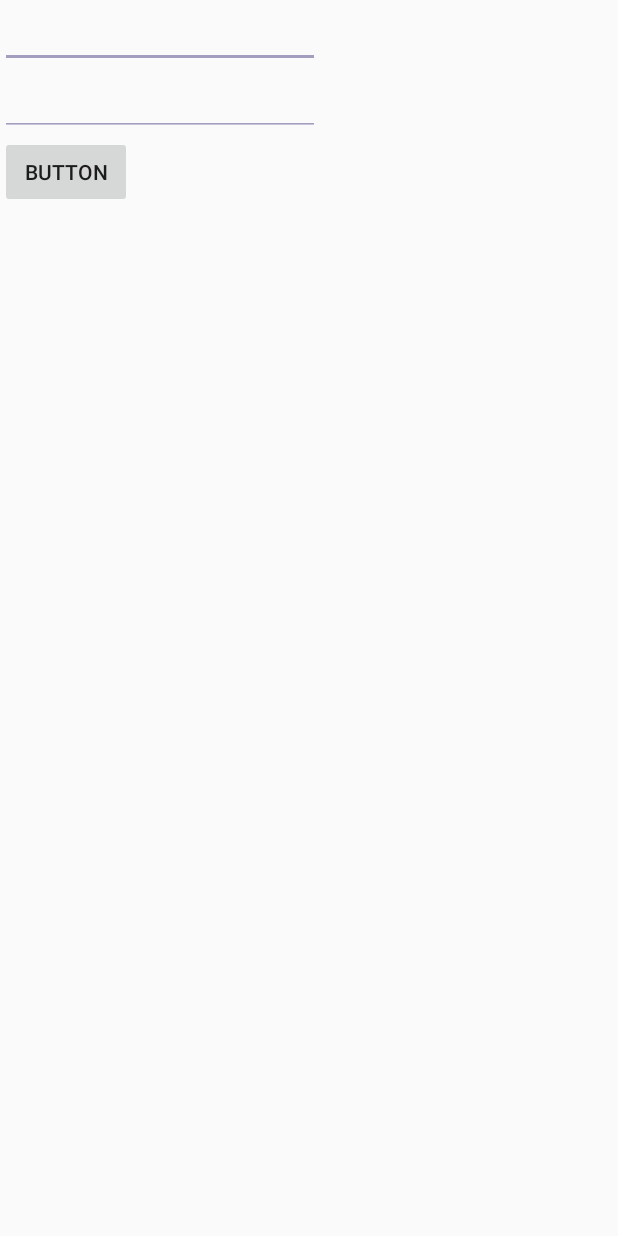
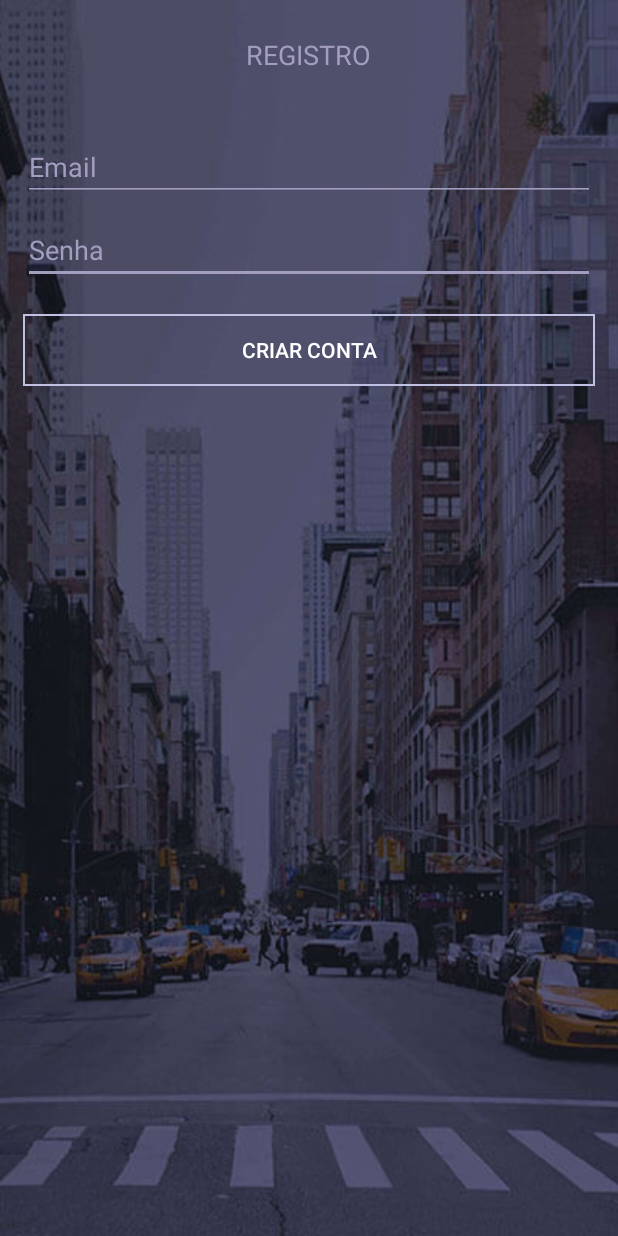
Before and after one commit to stringariSM/minhaComunidade, an Android app: the CadastroUser screen opened directly, with no data from a screen before it, on a phone screen of 412 x 824 dp. Run offline under Robolectric (Android 15) with nearby library versions, the light colour scheme and no system bars; our stand-ins replace Firebase (no records; nobody signed in at launch, a user with empty details on screens opened directly); 2 statements that could not run were skipped.

Commit message:
Tela de Cadastro

```diff
--- a/app/src/main/java/com/comunidadeapp/minhacomunidade/CadastroUser.java
+++ b/app/src/main/java/com/comunidadeapp/minhacomunidade/CadastroUser.java
@@ -30,12 +30,14 @@ public class CadastroUser extends AppCompatActivity {
     protected void onCreate(Bundle savedInstanceState) {
         super.onCreate(savedInstanceState);
         setContentView(R.layout.activity_cadastro_user);
+        overridePendingTransition(R.anim.left_go_in, R.anim.left_go_out);
+
         Intent Mensagens = new Intent(this,ServicoMensagens.class);
         startService(Mensagens);
         mAuth = FirebaseAuth.getInstance();
-        btnCriar = (Button) findViewById(R.id.button2);
-        edtEmail = (EditText) findViewById(R.id.editText4);
-        edtSenha = (EditText) findViewById(R.id.editText3);
+        btnCriar = (Button) findViewById(R.id.btnCadastrar);
+        edtEmail = (EditText) findViewById(R.id.editTextEmail);
+        edtSenha = (EditText) findViewById(R.id.editTextSenha);
         btnCriar.setOnClickListener(new View.OnClickListener() {
             @Override
             public void onClick(View v) {
--- a/app/src/main/res/layout/activity_cadastro_user.xml
+++ b/app/src/main/res/layout/activity_cadastro_user.xml
@@ -1,35 +1,73 @@
 <?xml version="1.0" encoding="utf-8"?>
-<LinearLayout xmlns:android="http://schemas.android.com/apk/res/android"
-    xmlns:app="http://schemas.android.com/apk/res-auto"
+<RelativeLayout xmlns:android="http://schemas.android.com/apk/res/android"
     xmlns:tools="http://schemas.android.com/tools"
     android:layout_width="match_parent"
     android:layout_height="match_parent"
     tools:context="com.comunidadeapp.minhacomunidade.CadastroUser"
     android:orientation="vertical">
 
-    <EditText
-        android:id="@+id/editText3"
+    <ImageView
+        android:id="@+id/imageView1"
+        android:layout_width="match_parent"
+        android:layout_height="match_parent"
+        android:scaleType="centerCrop"
+        android:contentDescription="@string/imagem_de_fundo"
+        android:src="@drawable/city_background"
+        android:layout_alignParentTop="true"
+        android:layout_alignParentStart="true" />
+
+    <TextView
+        android:id="@+id/textView"
         android:layout_width="wrap_content"
         android:layout_height="wrap_content"
-        android:ems="10"
-        android:inputType="textPassword"
-        tools:layout_editor_absoluteY="83dp"
-        tools:layout_editor_absoluteX="16dp" />
+        android:layout_marginTop="24dp"
+        android:text="@string/registro"
+        android:textAlignment="center"
+        android:textAllCaps="true"
+        android:textColor="@color/titleColor"
+        android:textSize="18sp"
+        android:layout_alignParentTop="true"
+        android:layout_centerHorizontal="true" />
 
     <EditText
-        android:id="@+id/editText4"
-        android:layout_width="wrap_content"
+        android:id="@+id/editTextSenha"
+        android:layout_width="match_parent"
         android:layout_height="wrap_content"
+        android:layout_alignParentStart="true"
+        android:layout_below="@+id/editTextEmail"
+        android:layout_marginEnd="15dp"
+        android:layout_marginStart="15dp"
+        android:layout_marginTop="10dp"
         android:ems="10"
+        android:hint="@string/senha"
+        android:inputType="textPassword"
+        android:textColor="#fff"
+        android:textColorHint="@color/titleColor" />
+
+    <EditText
+        android:id="@+id/editTextEmail"
+        android:layout_width="match_parent"
+        android:layout_height="wrap_content"
+        android:layout_marginTop="40dp"
+        android:ems="10"
+        android:hint="@string/email"
         android:inputType="textEmailAddress"
-        tools:layout_editor_absoluteX="16dp"
-        tools:layout_editor_absoluteY="16dp" />
+        android:textColorHint="@color/titleColor"
+        android:layout_below="@+id/textView"
+        android:layout_alignEnd="@+id/editTextSenha"
+        android:layout_alignStart="@+id/editTextSenha" />
 
     <Button
-        android:id="@+id/button2"
-        android:layout_width="wrap_content"
+        android:id="@+id/btnCadastrar"
+        android:layout_width="match_parent"
         android:layout_height="wrap_content"
-        android:text="Button"
-        tools:layout_editor_absoluteX="16dp"
-        tools:layout_editor_absoluteY="143dp" />
-</LinearLayout>
+        android:layout_alignParentStart="true"
+        android:layout_below="@+id/editTextSenha"
+        android:layout_marginEnd="15dp"
+        android:layout_marginStart="15dp"
+        android:layout_marginTop="20dp"
+        android:background="@drawable/button_border"
+        android:text="@string/criar_conta"
+        android:textColor="#fff" />
+
+</RelativeLayout>
--- a/app/src/main/res/layout/activity_login.xml
+++ b/app/src/main/res/layout/activity_login.xml
@@ -76,7 +76,7 @@
         android:layout_width="wrap_content"
         android:layout_height="wrap_content"
         android:layout_marginTop="24dp"
-        android:text="@string/registro"
+        android:text="@string/login"
         android:textAlignment="center"
         android:textAllCaps="true"
         android:textColor="@color/titleColor"
--- a/app/src/main/res/values/strings.xml
+++ b/app/src/main/res/values/strings.xml
@@ -17,4 +17,6 @@
     <string name="entrar">Entrar</string>
     <string name="senha">Senha</string>
     <string name="email">Email</string>
+    <string name="login">Login</string>
+    <string name="criar_conta">Criar conta</string>
 </resources>
```
